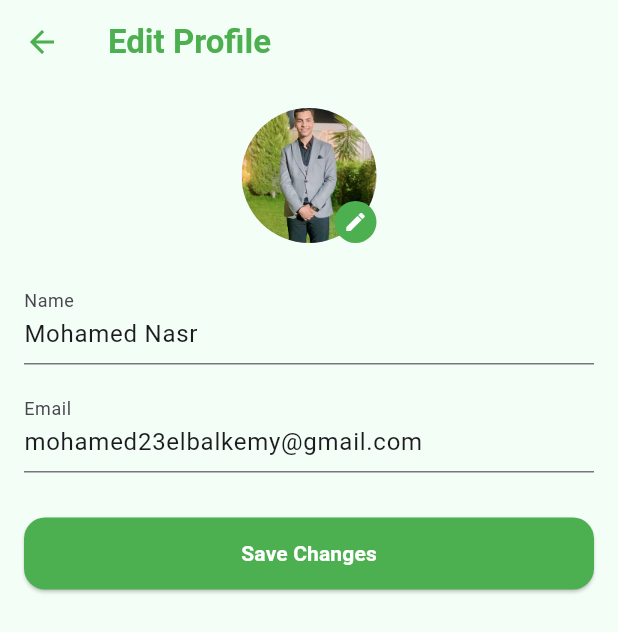
After one commit to mohamed23elbalkemy-bit/fruit_classification, a Flutter app: the ProfileScreen screen opened directly, after a tap on "Edit Profile", on a phone screen of 412 x 824 dp. The commit adds this screen. Shown: the top 632 px of the screen. Run offline on Flutter 3.47's test engine with Material 3 defaults, Android fonts, the phone set to English and light mode, and no system bars; our stand-ins replace camera, image_picker.

Commit message:
implement edit profile from profile screen

```diff
--- a/lib/app/app.dart
+++ b/lib/app/app.dart
@@ -1,5 +1,6 @@
 import 'package:flutter/material.dart';
 import 'package:fruit_classification/ui/screens/home/home_screen.dart';
+import 'package:fruit_classification/ui/screens/settings/settings_screen.dart';
 import '../ui/screens/splash/splash_screen.dart';
 
 class FruitClassificationApp extends StatelessWidget {
--- /dev/null
+++ b/lib/ui/screens/profile/editProfile/edit_profile_screen.dart
@@ -0,0 +1,165 @@
+import 'dart:io';
+import 'package:flutter/material.dart';
+import 'package:image_picker/image_picker.dart';
+import '../model/user_model.dart';
+import '../storage/user_storage.dart';
+
+class EditProfileScreen extends StatefulWidget {
+  const EditProfileScreen({super.key});
+
+  @override
+  State<EditProfileScreen> createState() => _EditProfileScreenState();
+}
+
+class _EditProfileScreenState extends State<EditProfileScreen> {
+
+  late TextEditingController nameController;
+  late TextEditingController emailController;
+
+  String? selectedImagePath;
+
+  @override
+  void initState() {
+    final user = UserStorage.currentUser;
+    nameController = TextEditingController(text: user.name);
+    emailController = TextEditingController(text: user.email);
+    selectedImagePath = user.imagePath;
+    super.initState();
+  }
+
+  Future<void> _pickImage(ImageSource source) async {
+    final picker = ImagePicker();
+    final image = await picker.pickImage(source: source);
+
+    if (image != null) {
+      setState(() {
+        selectedImagePath = image.path;
+      });
+    }
+  }
+
+  void _showImagePicker() {
+    showModalBottomSheet(
+      context: context,
+      shape: const RoundedRectangleBorder(
+        borderRadius: BorderRadius.vertical(top: Radius.circular(20)),
+      ),
+      builder: (_) {
+        return Padding(
+          padding: const EdgeInsets.all(16),
+          child: Column(
+            mainAxisSize: MainAxisSize.min,
+            children: [
+              ListTile(
+                leading: const Icon(Icons.camera_alt, color: Colors.green),
+                title: const Text("Take Photo"),
+                onTap: () {
+                  Navigator.pop(context);
+                  _pickImage(ImageSource.camera);
+                },
+              ),
+              ListTile(
+                leading: const Icon(Icons.photo, color: Colors.green),
+                title: const Text("Choose from Gallery"),
+                onTap: () {
+                  Navigator.pop(context);
+                  _pickImage(ImageSource.gallery);
+                },
+              ),
+            ],
+          ),
+        );
+      },
+    );
+  }
+
+  void _save() {
+    UserStorage.update(
+      UserModel(
+        name: nameController.text.trim(),
+        email: emailController.text.trim(),
+        imagePath: selectedImagePath!,
+      ),
+    );
+    Navigator.pop(context);
+  }
+
+  @override
+  Widget build(BuildContext context) {
+    return Scaffold(
+      backgroundColor: const Color(0xFFF3FFF6),
+      appBar: AppBar(
+        backgroundColor: const Color(0xFFF3FFF6),
+        elevation: 0,
+        title: const Text(
+          "Edit Profile",
+          style: TextStyle(color: Colors.green, fontWeight: FontWeight.bold),
+        ),
+        iconTheme: const IconThemeData(color: Colors.green),
+      ),
+      body: Padding(
+        padding: const EdgeInsets.all(16),
+        child: Column(
+          children: [
+
+            /// PROFILE IMAGE
+            GestureDetector(
+              onTap: _showImagePicker,
+              child: CircleAvatar(
+                radius: 45,
+                backgroundImage: selectedImagePath!.startsWith('assets')
+                    ? AssetImage(selectedImagePath!)
+                    : FileImage(File(selectedImagePath!)) as ImageProvider,
+                child: const Align(
+                  alignment: Alignment.bottomRight,
+                  child: CircleAvatar(
+                    radius: 14,
+                    backgroundColor: Colors.green,
+                    child: Icon(Icons.edit, size: 16, color: Colors.white),
+                  ),
+                ),
+              ),
+            ),
+
+            const SizedBox(height: 25),
+
+            TextField(
+              controller: nameController,
+              decoration: const InputDecoration(labelText: "Name"),
+            ),
+
+            const SizedBox(height: 16),
+
+            TextField(
+              controller: emailController,
+              decoration: const InputDecoration(labelText: "Email"),
+            ),
+
+            const SizedBox(height: 30),
+
+            SizedBox(
+              width: double.infinity,
+              child: ElevatedButton(
+                style: ElevatedButton.styleFrom(
+                  backgroundColor: Colors.green,
+                  padding: const EdgeInsets.symmetric(vertical: 14),
+                  shape: RoundedRectangleBorder(
+                    borderRadius: BorderRadius.circular(14),
+                  ),
+                ),
+                onPressed: _save,
+                child: const Text(
+                  "Save Changes",
+                  style: TextStyle(
+                    color: Colors.white,
+                    fontWeight: FontWeight.bold,
+                  ),
+                ),
+              ),
+            ),
+          ],
+        ),
+      ),
+    );
+  }
+}
--- /dev/null
+++ b/lib/ui/screens/profile/model/user_model.dart
@@ -0,0 +1,11 @@
+class UserModel {
+  String name;
+  String email;
+  String imagePath;
+
+  UserModel({
+    required this.name,
+    required this.email,
+    required this.imagePath,
+  });
+}
--- a/lib/ui/screens/profile/profile_screen.dart
+++ b/lib/ui/screens/profile/profile_screen.dart
@@ -1,15 +1,26 @@
+import 'dart:io';
 import 'package:flutter/material.dart';
+import 'package:fruit_classification/ui/screens/profile/storage/user_storage.dart';
+import 'package:fruit_classification/ui/screens/history/history_screen.dart';
+import 'editProfile/edit_profile_screen.dart';
 
-class ProfileScreen extends StatelessWidget {
+class ProfileScreen extends StatefulWidget {
   const ProfileScreen({super.key});
 
   @override
+  State<ProfileScreen> createState() => _ProfileScreenState();
+}
+
+class _ProfileScreenState extends State<ProfileScreen> {
+  @override
   Widget build(BuildContext context) {
+    final user = UserStorage.currentUser;
+
     return Scaffold(
       backgroundColor: const Color(0xFFF3FFF6),
       appBar: AppBar(
         elevation: 0,
-        backgroundColor: Color(0xFFF3FFF6),
+        backgroundColor: const Color(0xFFF3FFF6),
         title: const Text(
           "Profile",
           style: TextStyle(color: Colors.green, fontWeight: FontWeight.bold),
@@ -20,7 +31,6 @@ class ProfileScreen extends StatelessWidget {
         padding: const EdgeInsets.all(16),
         child: Column(
           children: [
-
             /// USER CARD
             Container(
               padding: const EdgeInsets.all(16),
@@ -30,21 +40,23 @@ class ProfileScreen extends StatelessWidget {
               ),
               child: Column(
                 children: [
-                  const CircleAvatar(
+                  CircleAvatar(
                     radius: 35,
-                    backgroundImage:
-                    AssetImage("assets/images/profile_image.jpg"),
+                    backgroundImage: user.imagePath.startsWith('assets')
+                        ? AssetImage(user.imagePath)
+                        : FileImage(File(user.imagePath)) as ImageProvider,
                   ),
                   const SizedBox(height: 16),
-                  const Text(
-                    "Mohamed Nasr",
-                    style: TextStyle(
+                  Text(
+                    user.name,
+                    style: const TextStyle(
                         fontWeight: FontWeight.bold, fontSize: 16),
                   ),
                   const SizedBox(height: 5),
-                  const Text(
-                    "mohamed23elbalkemy@gmail.com",
-                    style: TextStyle(color: Colors.black54, fontSize: 13),
+                  Text(
+                    user.email,
+                    style: const TextStyle(
+                        color: Colors.black54, fontSize: 13),
                   ),
                 ],
               ),
@@ -52,20 +64,53 @@ class ProfileScreen extends StatelessWidget {
 
             const SizedBox(height: 20),
 
-            profileItem(Icons.edit, "Edit Profile"),
-            profileItem(Icons.history, "History"),
+            /// ✏️ Edit Profile
+            profileItem(
+              Icons.edit,
+              "Edit Profile",
+              onTap: () async {
+                await Navigator.push(
+                  context,
+                  MaterialPageRoute(
+                    builder: (_) => const EditProfileScreen(),
+                  ),
+                );
+                setState(() {});
+              },
+            ),
+
+            /// 🕘 History (NEW 🔥)
+            profileItem(
+              Icons.history,
+              "History",
+              onTap: () {
+                Navigator.push(
+                  context,
+                  MaterialPageRoute(
+                    builder: (_) => const HistoryScreen(),
+                  ),
+                );
+              },
+            ),
+
             profileItem(Icons.settings, "Settings"),
-            profileItem(Icons.logout, "Log Out",
-                color: Colors.redAccent),
+            profileItem(Icons.logout, "Log Out", color: Colors.redAccent),
           ],
         ),
       ),
     );
   }
 
-  Widget profileItem(IconData icon, String title,
-      {Color color = Colors.green}) {
-    return Container(
+  Widget profileItem(
+      IconData icon,
+      String title, {
+        Color color = Colors.green,
+        VoidCallback? onTap,
+      }) {
+    return InkWell(
+      borderRadius: BorderRadius.circular(16),
+      onTap: onTap,
+      child: Container(
         margin: const EdgeInsets.only(bottom: 20),
         padding: const EdgeInsets.symmetric(horizontal: 16, vertical: 14),
         decoration: BoxDecoration(
@@ -80,9 +125,11 @@ class ProfileScreen extends StatelessWidget {
               title,
               style: TextStyle(
                 fontWeight: FontWeight.w600,
-                color: title == "Log Out" ? Colors.red : Colors.black),
+                color: title == "Log Out" ? Colors.red : Colors.black,
+              ),
             ),
           ],
+        ),
       ),
     );
   }
--- /dev/null
+++ b/lib/ui/screens/profile/storage/user_storage.dart
@@ -0,0 +1,12 @@
+import '../model/user_model.dart';
+
+class UserStorage {
+  static UserModel currentUser = UserModel(
+    name: "Mohamed Nasr",
+    email: "mohamed23elbalkemy@gmail.com",
+    imagePath: "assets/images/profile_image.jpg",
+  );
+  static void update(UserModel user) {
+    currentUser = user;
+  }
+}
```
Lines whose indentation alone changed are shown as unchanged.
